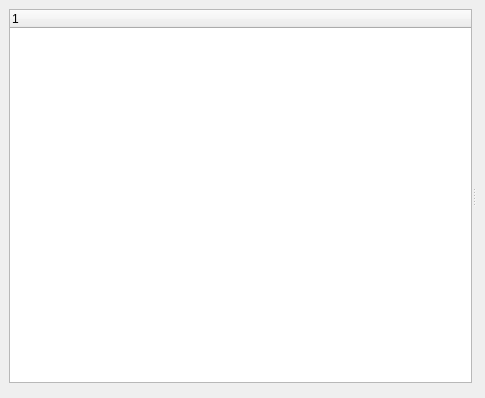
Before: the Qt Designer form ui/options.ui in metabrainz/picard, drawn with Qt 5.
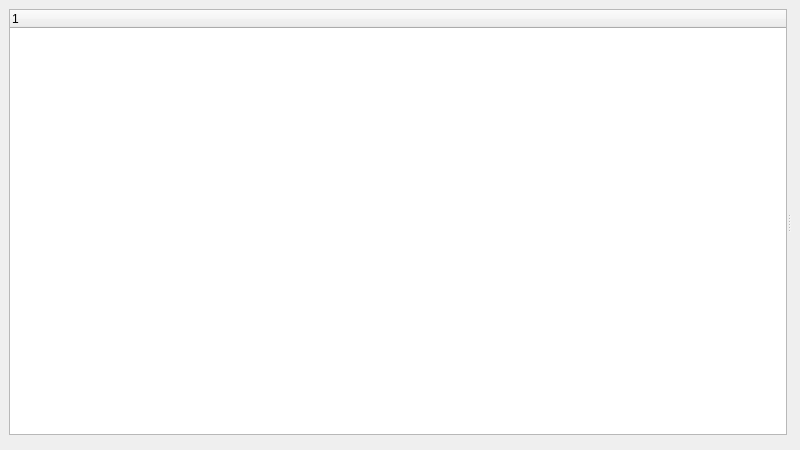
After: the same form once the commit is applied.

Commit message:
PICARD-1200: fix Options tree pane resizing
Size policy of both panes plus the minimum width enforced for the tree pane are responsible of the issue

Set horizontal policies to Ignored, and use QSplitter.setSizes() to set a smart default.
After this change, it is possible to move the splitter smoothly.

Diff of the .ui file:
```diff
--- a/ui/options.ui
+++ b/ui/options.ui
@@ -1,31 +1,50 @@
 <ui version="4.0" >
  <class>Dialog</class>
- <widget class="QDialog" name="Dialog" >
-  <property name="geometry" >
+ <widget class="QDialog" name="Dialog">
+  <property name="geometry">
    <rect>
     <x>0</x>
     <y>0</y>
-    <width>485</width>
-    <height>398</height>
+    <width>800</width>
+    <height>450</height>
    </rect>
   </property>
   <property name="windowTitle" >
    <string>Options</string>
   </property>
-  <layout class="QVBoxLayout" >
-   <property name="margin" >
-    <number>9</number>
-   </property>
-   <property name="spacing" >
+  <layout class="QVBoxLayout">
+   <property name="spacing">
     <number>6</number>
    </property>
+   <property name="margin">
+    <number>9</number>
+   </property>
    <item>
     <widget class="QSplitter" name="splitter" >
      <property name="orientation" >
       <enum>Qt::Horizontal</enum>
      </property>
-     <widget class="QTreeWidget" name="pages_tree" />
-     <widget class="QStackedWidget" name="pages_stack" />
+     <widget class="QTreeWidget" name="pages_tree">
+      <property name="sizePolicy">
+       <sizepolicy hsizetype="Ignored" vsizetype="Preferred">
+        <horstretch>0</horstretch>
+        <verstretch>0</verstretch>
+       </sizepolicy>
+      </property>
+      <column>
+       <property name="text">
+        <string/>
+       </property>
+      </column>
+     </widget>
+     <widget class="QStackedWidget" name="pages_stack">
+      <property name="sizePolicy">
+       <sizepolicy hsizetype="Ignored" vsizetype="Preferred">
+        <horstretch>0</horstretch>
+        <verstretch>0</verstretch>
+       </sizepolicy>
+      </property>
+     </widget>
     </widget>
    </item>
    <item>
```
Left out of the diff: 13 changed lines with no effect on the pictures. The commit also changes 2 other files.
